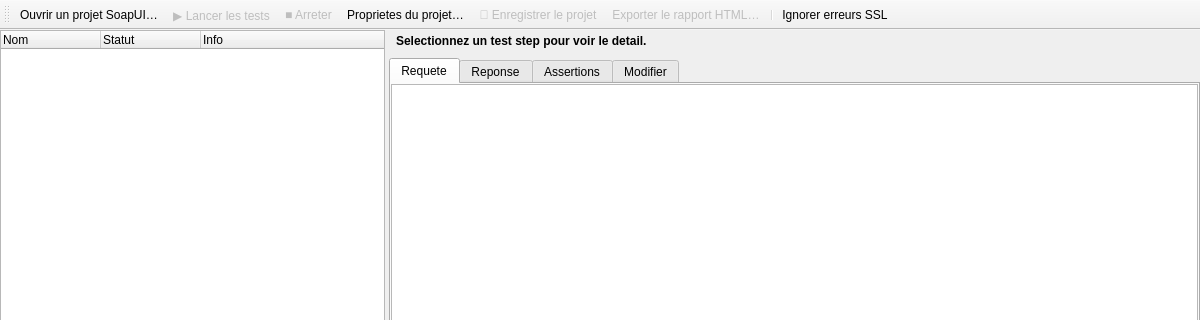
Before: the Qt Designer form ui/main_window.ui in goncalvesjp/testApi, drawn with Qt 5; both pictures show x 0 to 1200 and y 0 to 320 of the 1200 by 760 pixel window.
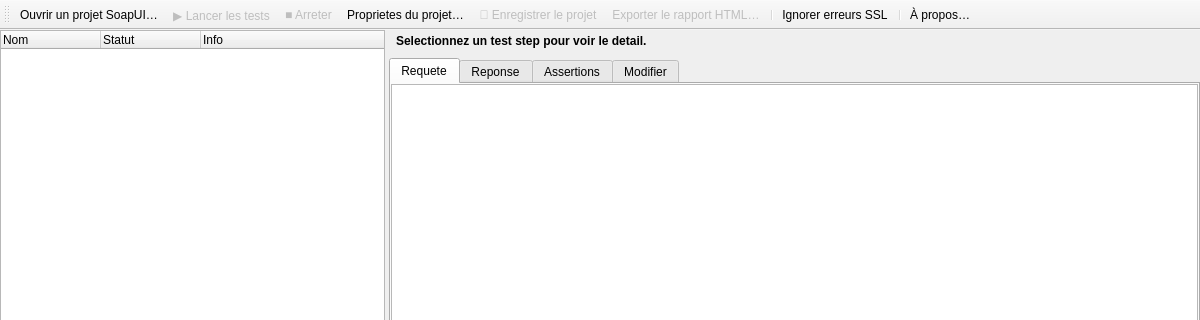
After: the same form once the commit is applied.

Commit message:
ajout d'une boite de dialogue "a propos"
Nouvelle action dans la barre d'outils, affiche icone/nom/version
(lue depuis VERSION, aussi embarque dans les builds PyInstaller) et
licence.

Diff of the .ui file:
```diff
--- a/ui/main_window.ui
+++ b/ui/main_window.ui
@@ -331,6 +331,8 @@
    <addaction name="export_action"/>
    <addaction name="separator"/>
    <addaction name="insecure_action"/>
+   <addaction name="separator"/>
+   <addaction name="about_action"/>
   </widget>
   <action name="open_action">
    <property name="text">
@@ -382,6 +384,11 @@
     <string>Ignorer erreurs SSL</string>
    </property>
   </action>
+  <action name="about_action">
+   <property name="text">
+    <string>À propos…</string>
+   </property>
+  </action>
  </widget>
  <resources/>
  <connections/>
```
The commit also changes 4 other files.
